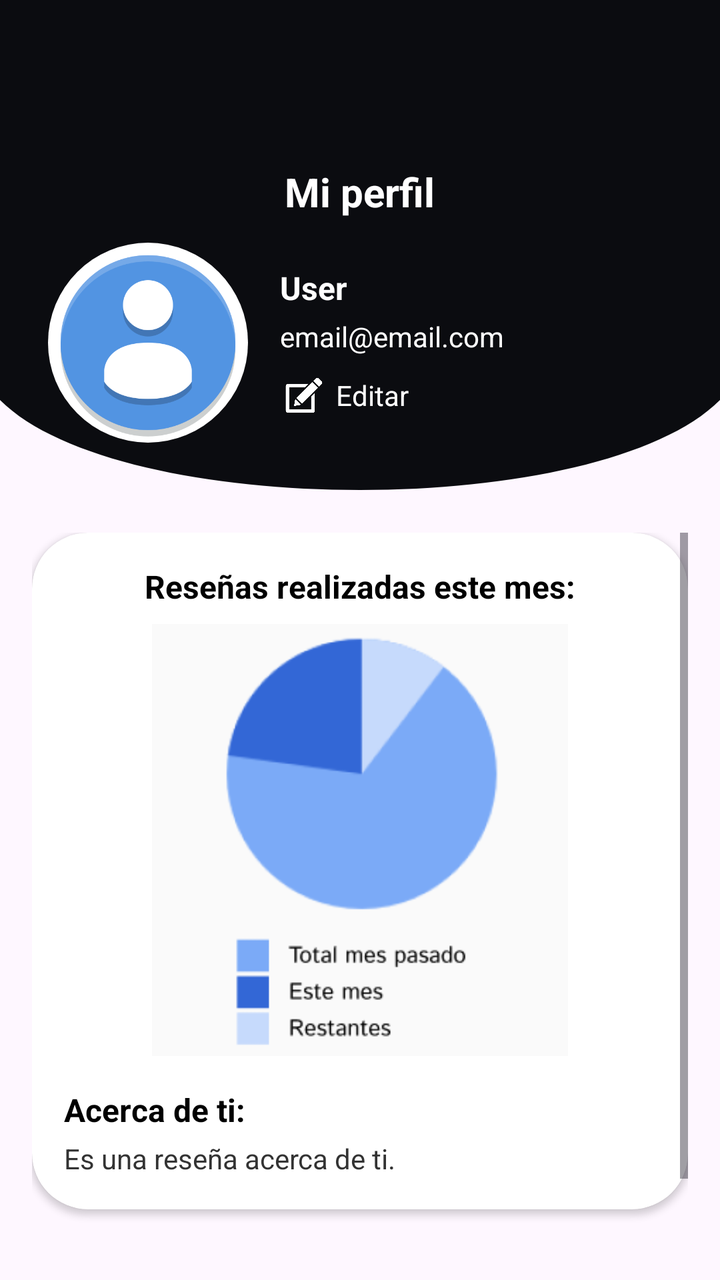
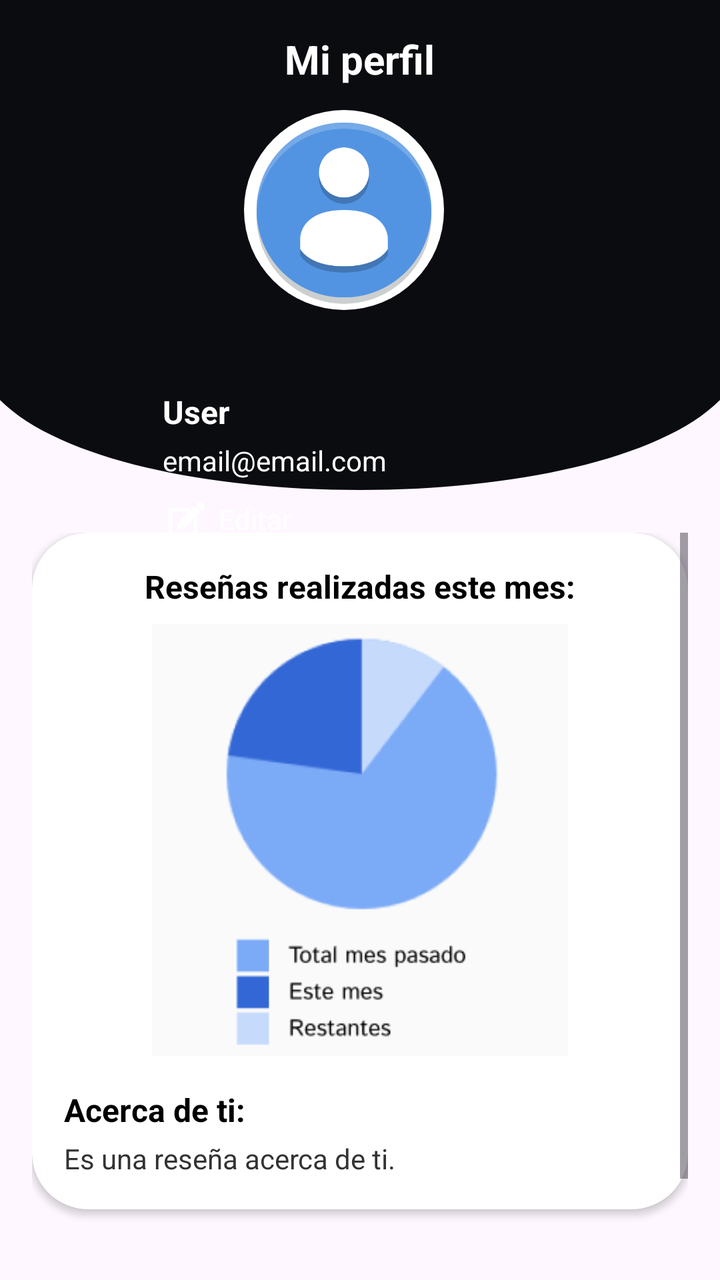

An Android layout rendered at two revisions. The XML below is the earlier revision; the diff shows what the commit changed to produce the second picture.
<!-- AndroidManifest.xml: application theme Theme.AlertifyApp -->
<!-- res/layout/activity_actualizacion_perfil.xml -->
<?xml version="1.0" encoding="utf-8"?>
<RelativeLayout xmlns:android="http://schemas.android.com/apk/res/android"
    xmlns:card_view="http://schemas.android.com/apk/res-auto"
    android:layout_width="match_parent"
    android:layout_height="match_parent"
    android:backgroundTint="@null">


    

    
    <LinearLayout
        android:id="@+id/top_section"
        android:layout_width="match_parent"
        android:layout_height="300dp"
        android:background="@drawable/bg_top_curve"
        android:gravity="center"
        android:orientation="vertical">

        <TextView
            android:layout_width="wrap_content"
            android:layout_height="wrap_content"
            android:layout_marginTop="16dp"
            android:layout_marginBottom="12dp"
            android:text="Mi perfil"
            android:textColor="#FFFFFF"
            android:textSize="20sp"
            android:textStyle="bold" />

        <LinearLayout
            android:layout_width="match_parent"
            android:layout_height="wrap_content"
            android:layout_marginBottom="12dp"
            android:gravity="center"
            android:orientation="horizontal"
            android:paddingHorizontal="24dp">

            
            <ImageView
                android:id="@+id/ic_user"
                android:layout_width="100dp"
                android:layout_height="100dp"
                android:layout_marginEnd="16dp"
                android:background="@drawable/circle_background"
                android:scaleType="centerCrop"
                android:src="@drawable/ico_user1" />

            
            <LinearLayout
                android:layout_width="197dp"
                android:layout_height="wrap_content"
                android:layout_weight="1"
                android:gravity="center_vertical"
                android:orientation="vertical">

                <TextView
                    android:id="@+id/tv_username"
                    android:layout_width="wrap_content"
                    android:layout_height="wrap_content"
                    android:text="User"
                    android:textColor="#FFFFFF"
                    android:textSize="16sp"
                    android:textStyle="bold" />

                <TextView
                    android:id="@+id/tv_email"
                    android:layout_width="wrap_content"
                    android:layout_height="wrap_content"
                    android:layout_marginTop="4dp"
                    android:text="email@email.com"
                    android:textColor="#FFFFFF"
                    android:textSize="14sp" />

                
                <LinearLayout
                    android:layout_width="wrap_content"
                    android:layout_height="wrap_content"
                    android:layout_marginTop="8dp"
                    android:gravity="center_vertical"
                    android:orientation="horizontal">

                    <ImageView
                        android:layout_width="24dp"
                        android:layout_height="24dp"
                        android:layout_marginEnd="4dp"
                        android:src="@drawable/ico_editar_white" />

                    <TextView
                        android:layout_width="wrap_content"
                        android:layout_height="wrap_content"
                        android:text="Editar"
                        android:textColor="#FFFFFF"
                        android:textSize="14sp" />
                </LinearLayout>
            </LinearLayout>
        </LinearLayout>
    </LinearLayout>

    <ScrollView
        android:layout_width="match_parent"
        android:layout_height="wrap_content"
        android:layout_below="@id/top_section"
        android:layout_marginTop="-50dp"
        android:padding="16dp">

        <LinearLayout
            android:layout_width="match_parent"
            android:layout_height="wrap_content"
            android:orientation="vertical">


            <androidx.cardview.widget.CardView
                android:layout_width="match_parent"
                android:layout_height="wrap_content"
                android:elevation="20dp"
                card_view:cardCornerRadius="28dp"
                card_view:cardBackgroundColor="#FFFFFF"
                android:layout_marginBottom="26dp">

                <LinearLayout
                    android:layout_width="match_parent"
                    android:layout_height="wrap_content"
                    android:orientation="vertical"
                    android:padding="16dp">

                    <TextView
                        android:layout_width="wrap_content"
                        android:layout_height="wrap_content"
                        android:text="Reseñas realizadas este mes:"
                        android:textColor="#000000"
                        android:textSize="16sp"
                        android:textStyle="bold"
                        android:layout_gravity="center_horizontal"
                        android:layout_marginBottom="8dp" />

                    <ImageView
                        android:layout_width="match_parent"
                        android:layout_height="216dp"
                        android:layout_marginBottom="16dp"
                        android:scaleType="fitCenter"
                        android:src="@drawable/ic_pie_chart" />

                    <TextView
                        android:layout_width="wrap_content"
                        android:layout_height="wrap_content"
                        android:layout_marginBottom="4dp"
                        android:text="Acerca de ti:"
                        android:textColor="#000000"
                        android:textSize="16sp"
                        android:textStyle="bold" />

                    <TextView
                        android:layout_width="wrap_content"
                        android:layout_height="wrap_content"
                        android:text="Es una reseña acerca de ti."
                        android:textColor="#333333"
                        android:textSize="14sp" />
                </LinearLayout>
            </androidx.cardview.widget.CardView>

            <Button
                android:id="@+id/btn_back"
                android:layout_width="wrap_content"
                android:layout_height="wrap_content"
                android:layout_gravity="center"
                android:background="@drawable/rounded_button"
                android:paddingHorizontal="24dp"
                android:paddingVertical="12dp"
                android:text="Regresar"
                android:textColor="#FFEB3B"
                android:textSize="14sp" />

        </LinearLayout>
    </ScrollView>
</RelativeLayout>
<!-- resources referenced by this layout -->
<resources>
  <!-- drawable bg_top_curve (drawable) -->
  <vector xmlns:android="http://schemas.android.com/apk/res/android"
      android:width="1080dp"
      android:height="600dp"
      android:viewportWidth="1080"
      android:viewportHeight="600">
  
      <path
          android:fillColor="#0B0C10"
          android:pathData="
              M0,0
              H1080
              V400
              C900,520 180,520 0,400
              Z"/>
  </vector>
  <!-- drawable circle_background (drawable) -->
  <?xml version="1.0" encoding="utf-8"?>
  <shape xmlns:android="http://schemas.android.com/apk/res/android" android:shape="oval">
      <solid android:color="#FFFFFF"/>
  </shape>
  <!-- drawable ic_pie_chart: png bitmap (drawable, 10778 bytes) -->
  <!-- drawable ico_editar_white: png bitmap (drawable, 16281 bytes) -->
  <!-- drawable ico_user1: png bitmap (drawable, 21852 bytes) -->
  <!-- drawable rounded_button (drawable) -->
  <selector xmlns:android="http://schemas.android.com/apk/res/android">
      <item android:state_pressed="true">
          <shape android:shape="rectangle">
              <solid android:color="#1E3787" />
              <corners android:radius="24dp" />
          </shape>
      </item>
  
      <item>
          <shape android:shape="rectangle">
              <solid android:color="#000B2F" />
              <corners android:radius="24dp" />
          </shape>
      </item>
  </selector>
  <style name="Theme.AlertifyApp" parent="Base.Theme.AlertifyApp" />
  <style name="Base.Theme.AlertifyApp" parent="Theme.Material3.DayNight.NoActionBar">
          
          
      </style>
</resources>

<!-- the commit's change to res/layout/activity_actualizacion_perfil.xml (unified diff, before → after) -->
@@ -46,52 +46,53 @@
                 android:src="@drawable/ico_user1" />
 
             
+        </LinearLayout>
+
+        <LinearLayout
+            android:layout_width="197dp"
+            android:layout_height="wrap_content"
+            android:layout_weight="1"
+            android:gravity="center_vertical"
+            android:orientation="vertical">
+
+            <TextView
+                android:id="@+id/tv_username"
+                android:layout_width="wrap_content"
+                android:layout_height="wrap_content"
+                android:text="User"
+                android:textColor="#FFFFFF"
+                android:textSize="16sp"
+                android:textStyle="bold" />
+
+            <TextView
+                android:id="@+id/tv_email"
+                android:layout_width="wrap_content"
+                android:layout_height="wrap_content"
+                android:layout_marginTop="4dp"
+                android:text="email@email.com"
+                android:textColor="#FFFFFF"
+                android:textSize="14sp" />
+
+            
             <LinearLayout
-                android:layout_width="197dp"
+                android:layout_width="wrap_content"
                 android:layout_height="wrap_content"
-                android:layout_weight="1"
+                android:layout_marginTop="8dp"
                 android:gravity="center_vertical"
-                android:orientation="vertical">
+                android:orientation="horizontal">
+
+                <ImageView
+                    android:layout_width="24dp"
+                    android:layout_height="24dp"
+                    android:layout_marginEnd="4dp"
+                    android:src="@drawable/ico_editar_white" />
 
                 <TextView
-                    android:id="@+id/tv_username"
                     android:layout_width="wrap_content"
                     android:layout_height="wrap_content"
-                    android:text="User"
-                    android:textColor="#FFFFFF"
-                    android:textSize="16sp"
-                    android:textStyle="bold" />
-
-                <TextView
-                    android:id="@+id/tv_email"
-                    android:layout_width="wrap_content"
-                    android:layout_height="wrap_content"
-                    android:layout_marginTop="4dp"
-                    android:text="email@email.com"
+                    android:text="Editar"
                     android:textColor="#FFFFFF"
                     android:textSize="14sp" />
-
-                
-                <LinearLayout
-                    android:layout_width="wrap_content"
-                    android:layout_height="wrap_content"
-                    android:layout_marginTop="8dp"
-                    android:gravity="center_vertical"
-                    android:orientation="horizontal">
-
-                    <ImageView
-                        android:layout_width="24dp"
-                        android:layout_height="24dp"
-                        android:layout_marginEnd="4dp"
-                        android:src="@drawable/ico_editar_white" />
-
-                    <TextView
-                        android:layout_width="wrap_content"
-                        android:layout_height="wrap_content"
-                        android:text="Editar"
-                        android:textColor="#FFFFFF"
-                        android:textSize="14sp" />
-                </LinearLayout>
             </LinearLayout>
         </LinearLayout>
     </LinearLayout>
